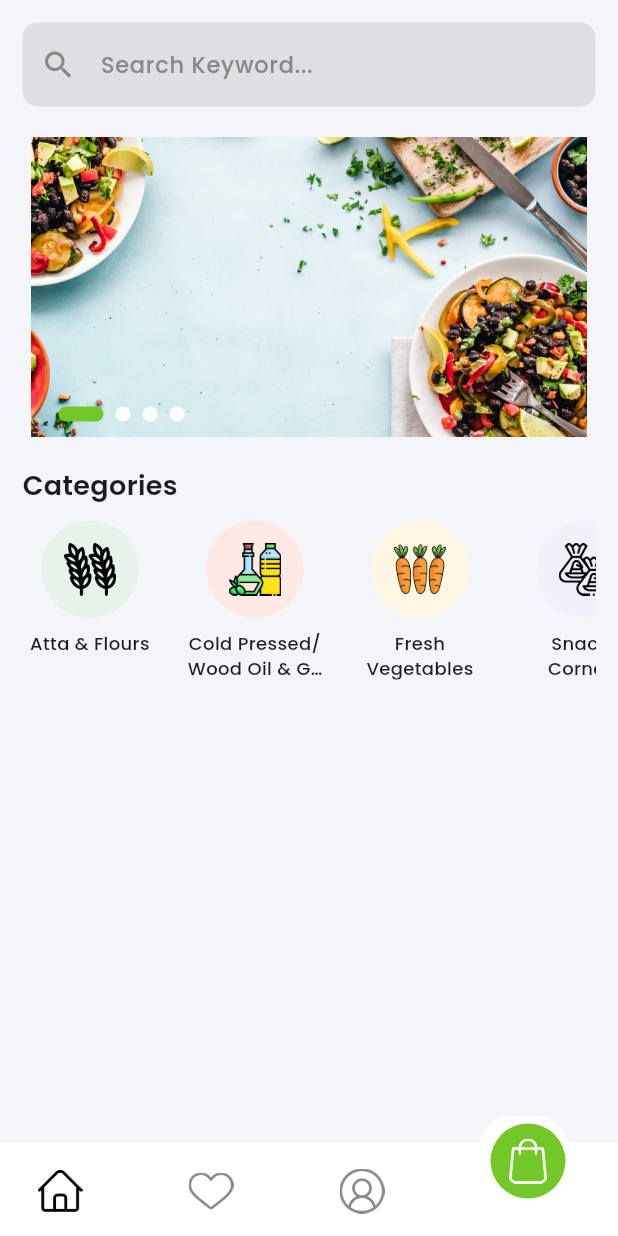
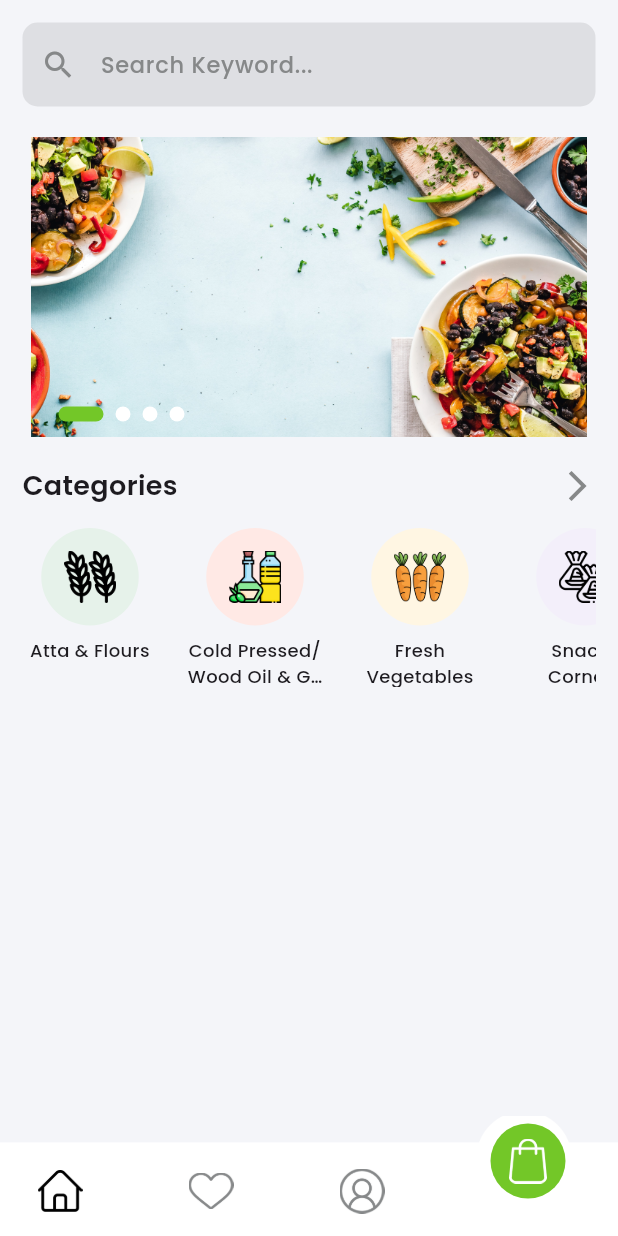
Before and after one commit to Megan-IT-Solution/Niligiris-User-App, a Flutter app: the screen it shows after launch, on a phone screen of 412 x 824 dp. Run offline on Flutter 3.47's test engine with Material 3 defaults, Android fonts, the phone set to English and light mode, and no system bars; drawn by our look-alikes of carousel_slider; our stand-ins replace get, google_fonts, smooth_page_indicator.

Commit message:
All Categories Screen Done

```diff
--- a/lib/screens/custom_navbar/home/home_screen.dart
+++ b/lib/screens/custom_navbar/home/home_screen.dart
@@ -1,7 +1,9 @@
 import 'package:flutter/material.dart';
+import 'package:get/get.dart';
 import 'package:nilgiris/constants/app_text_styles.dart';
+import 'package:nilgiris/screens/custom_navbar/home/all_categories_screen.dart';
 import 'package:nilgiris/screens/custom_navbar/home/widgets/banner_widget.dart';
-import 'package:nilgiris/utils/lists.dart';
+import 'package:nilgiris/screens/custom_navbar/home/widgets/categories_widget.dart';
 import 'package:nilgiris/widgets/text_inputs.dart';
 
 import '../../../constants/app_colors.dart';
@@ -28,54 +30,28 @@ class _HomeScreenState extends State<HomeScreen> {
               const SizedBox(height: 20),
               BannerWidget(),
               SizedBox(height: 20),
+              Row(
+                mainAxisAlignment: MainAxisAlignment.spaceBetween,
+                children: [
                   Text(
                     "Categories",
-                style: AppTextStyles.h2.copyWith(fontWeight: FontWeight.w600),
-              ),
-              SizedBox(height: 10),
-              SizedBox(
-                height: 110,
-                child: ListView.builder(
-                  scrollDirection: Axis.horizontal,
-                  itemCount: categories.length,
-                  itemBuilder: (context, index) {
-                    return Padding(
-                      padding: const EdgeInsets.only(right: 20),
-                      child: Column(
-                        mainAxisSize: MainAxisSize.min,
-                        children: [
-                          Container(
-                            height: 65,
-                            width: 90,
-                            decoration: BoxDecoration(
-                              shape: BoxShape.circle,
-                              color:
-                                  categoryColors[index % categoryColors.length],
-                            ),
-                            child: Padding(
-                              padding: EdgeInsets.all(15),
-                              child: Image.asset(categories[index].icon),
+                    style: AppTextStyles.h2.copyWith(
+                      fontWeight: FontWeight.w600,
                     ),
                   ),
-                          const SizedBox(height: 8),
-                          SizedBox(
-                            width: 90,
-                            height: 33,
-                            child: Text(
-                              categories[index].title,
-                              textAlign: TextAlign.center,
-                              style: AppTextStyles.h1.copyWith(fontSize: 12),
-                              maxLines: 2,
-                              overflow: TextOverflow.ellipsis,
-                              softWrap: true,
+                  GestureDetector(
+                    onTap: () {
+                      Get.to(AllCategoriesScreen());
+                    },
+                    child: Icon(
+                      Icons.arrow_forward_ios,
+                      color: AppColors.lightGrey,
                     ),
                   ),
                 ],
               ),
-                    );
-                  },
-                ),
-              ),
+              SizedBox(height: 15),
+              CategoriesWidget(),
             ],
           ),
         ),
--- /dev/null
+++ b/lib/screens/custom_navbar/home/widgets/categories_widget.dart
@@ -0,0 +1,54 @@
+import 'package:flutter/material.dart';
+
+import '../../../../constants/app_text_styles.dart';
+import '../../../../utils/lists.dart';
+
+class CategoriesWidget extends StatelessWidget {
+  const CategoriesWidget({super.key});
+
+  @override
+  Widget build(BuildContext context) {
+    return SizedBox(
+      height: 110,
+      child: ListView.builder(
+        scrollDirection: Axis.horizontal,
+        itemCount: categories.length,
+        itemBuilder: (context, index) {
+          return Padding(
+            padding: const EdgeInsets.only(right: 20),
+            child: Column(
+              mainAxisSize: MainAxisSize.min,
+              children: [
+                Container(
+                  height: 65,
+                  width: 90,
+                  decoration: BoxDecoration(
+                    shape: BoxShape.circle,
+                    color: categoryColors[index % categoryColors.length],
+                  ),
+                  child: Padding(
+                    padding: EdgeInsets.all(15),
+                    child: Image.asset(categories[index].icon),
+                  ),
+                ),
+                const SizedBox(height: 8),
+                SizedBox(
+                  width: 90,
+                  height: 33,
+                  child: Text(
+                    categories[index].title,
+                    textAlign: TextAlign.center,
+                    style: AppTextStyles.h1.copyWith(fontSize: 12),
+                    maxLines: 2,
+                    overflow: TextOverflow.ellipsis,
+                    softWrap: true,
+                  ),
+                ),
+              ],
+            ),
+          );
+        },
+      ),
+    );
+  }
+}
```
Also changed, not shown: lib/screens/custom_navbar/home/all_categories_screen.dart (added, +64 -0 lines). Lines whose indentation alone changed are shown as unchanged.
